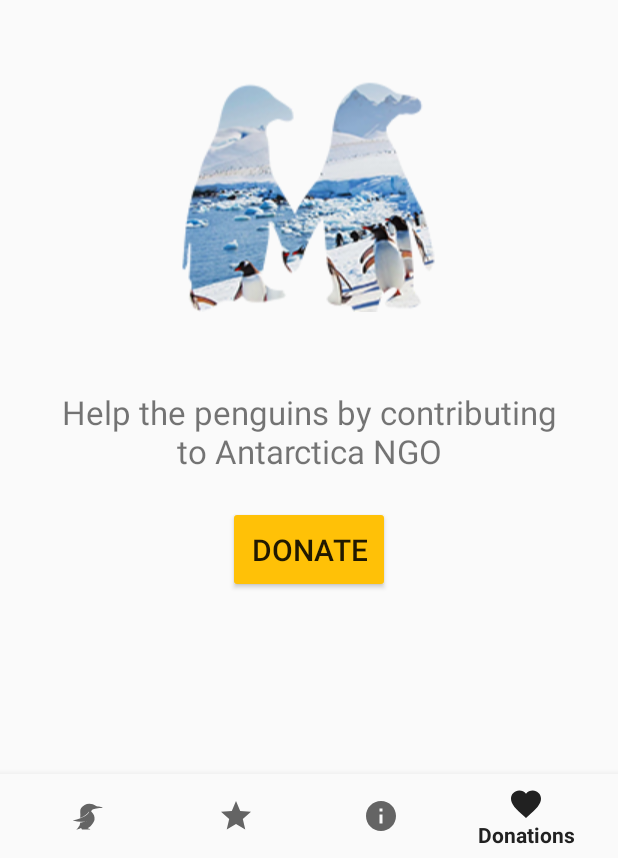
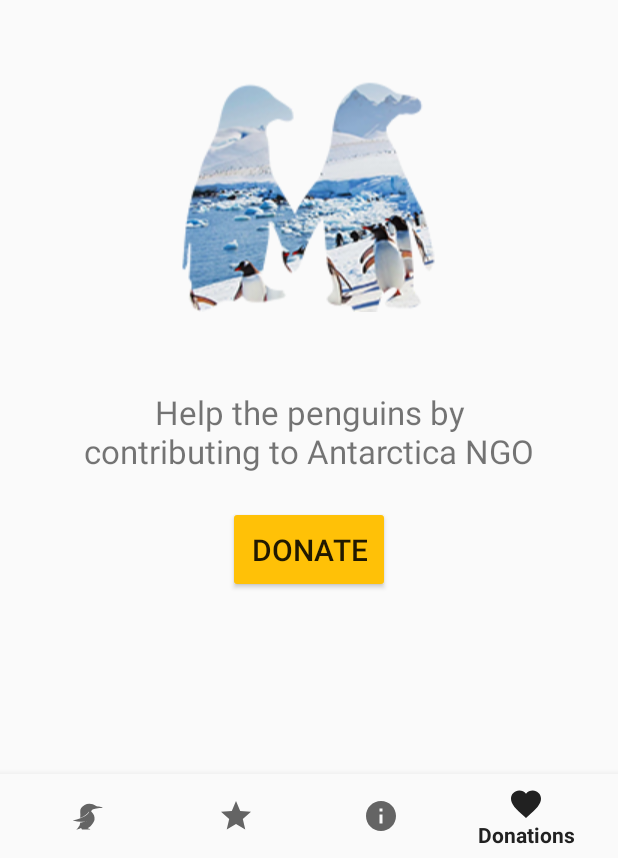
Before and after one commit to david-campos/save_the_penguins, an Android app: the DonationFragment screen opened through its navigation route, on a phone screen of 412 x 824 dp, the part 378-1236 px from its top. Run offline under Robolectric (Android 15) with nearby library versions, the phone set to English and light mode, and no system bars; our stand-ins replace navigation-ui.

Commit message:
Fixed problems en donation Increased margin in rand facts

```diff
--- a/app/src/main/res/layout/fragment_donation.xml
+++ b/app/src/main/res/layout/fragment_donation.xml
@@ -1,46 +1,52 @@
 <?xml version="1.0" encoding="utf-8"?>
-<LinearLayout xmlns:android="http://schemas.android.com/apk/res/android"
+<ScrollView
     android:layout_width="match_parent"
     android:layout_height="match_parent"
+    android:orientation="vertical"
+    xmlns:android="http://schemas.android.com/apk/res/android">
+    <LinearLayout
+        android:layout_width="match_parent"
+        android:layout_height="wrap_content"
         android:layout_gravity="center"
         android:gravity="center"
         android:orientation="vertical"
         android:padding="30dp">
 
-
         <TextView
             android:id="@+id/textView2"
+            style="@style/TextAppearance.AppCompat.Widget.ActionMode.Title"
             android:layout_width="wrap_content"
             android:layout_height="wrap_content"
+            android:layout_marginBottom="40dp"
             android:text="Help us to save the penguins"
-        style="@style/TextAppearance.AppCompat.Widget.ActionMode.Title"
-        android:textSize="30sp"
             android:textAlignment="center"
-        android:layout_marginBottom="40dp"/>
+            android:textSize="30sp" />
 
         <ImageView
             android:id="@+id/donation"
             android:layout_width="wrap_content"
             android:layout_height="180sp"
-        android:src="@drawable/donation"
-        android:layout_marginBottom="40dp"/>
+            android:layout_marginBottom="40dp"
+            android:src="@drawable/donation" />
 
         <TextView
             android:id="@+id/textView3"
             android:layout_width="match_parent"
             android:layout_height="wrap_content"
+            android:layout_marginLeft="10pt"
+            android:layout_marginRight="10pt"
+            android:layout_marginBottom="10pt"
             android:text="@string/donation_help_text"
-        android:layout_marginBottom="10pt"
-        android:textSize="10pt"
-        android:textAlignment="center"/>
+            android:textAlignment="center"
+            android:textSize="10pt" />
 
         <Button
             android:id="@+id/open_url"
             android:layout_width="wrap_content"
             android:layout_height="wrap_content"
             android:backgroundTint="@color/colorAccent"
+            android:padding="15dp"
             android:text="Donate"
-        android:textSize="20dp"
-        android:padding="15dp"/>
-
+            android:textSize="20sp" />
     </LinearLayout>
+</ScrollView>
--- a/app/src/main/res/layout/fragment_rand_facts.xml
+++ b/app/src/main/res/layout/fragment_rand_facts.xml
@@ -9,8 +9,6 @@
         android:layout_width="match_parent"
         android:layout_height="0dp"
         android:layout_marginTop="20dp"
-        android:layout_marginStart="20dp"
-        android:layout_marginEnd="20dp"
         app:layout_constraintBottom_toTopOf="@+id/btn_next_fact"
         app:layout_constraintEnd_toEndOf="parent"
         app:layout_constraintStart_toStartOf="parent"
@@ -23,8 +21,8 @@
             android:textStyle="italic"
             android:fontFamily="serif"
             android:textSize="28sp"
-            android:layout_marginLeft="20dp"
-            android:layout_marginRight="20dp"
+            android:layout_marginLeft="30dp"
+            android:layout_marginRight="30dp"
             />
         <TextView
             android:layout_width="match_parent"
@@ -33,8 +31,8 @@
             android:textAlignment="center"
             android:textStyle="italic"
             android:fontFamily="serif"
-            android:layout_marginLeft="20dp"
-            android:layout_marginRight="20dp"
+            android:layout_marginLeft="30dp"
+            android:layout_marginRight="30dp"
             android:textSize="28sp"/>
     </TextSwitcher>
 
```
Lines whose indentation alone changed are shown as unchanged.
